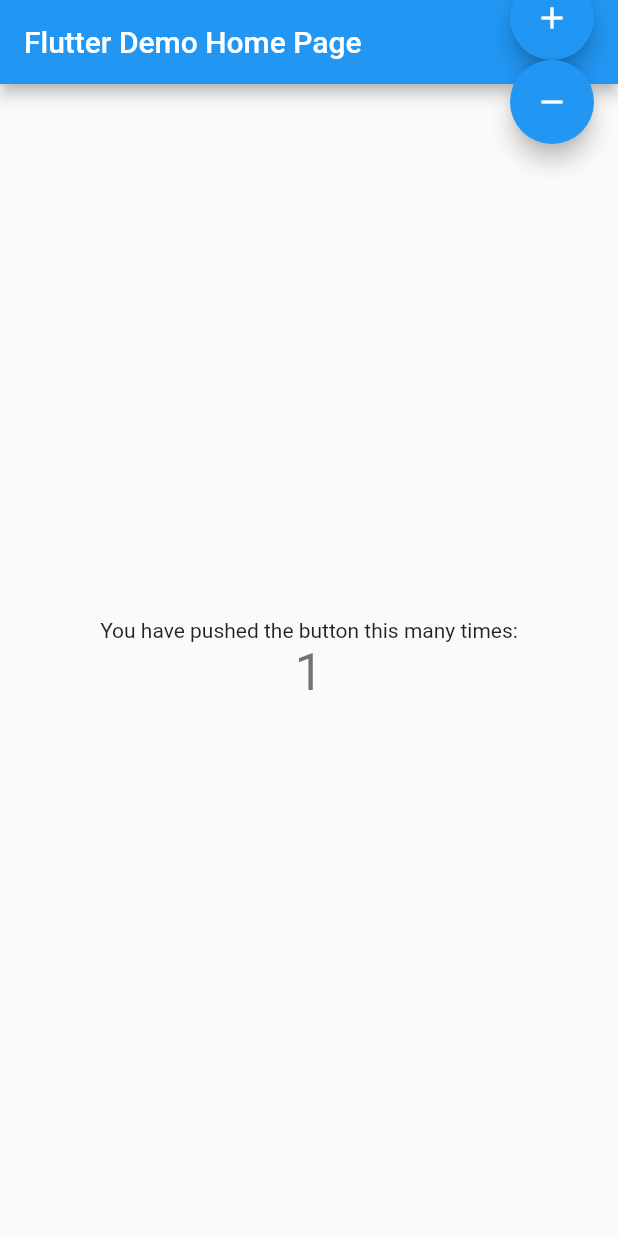
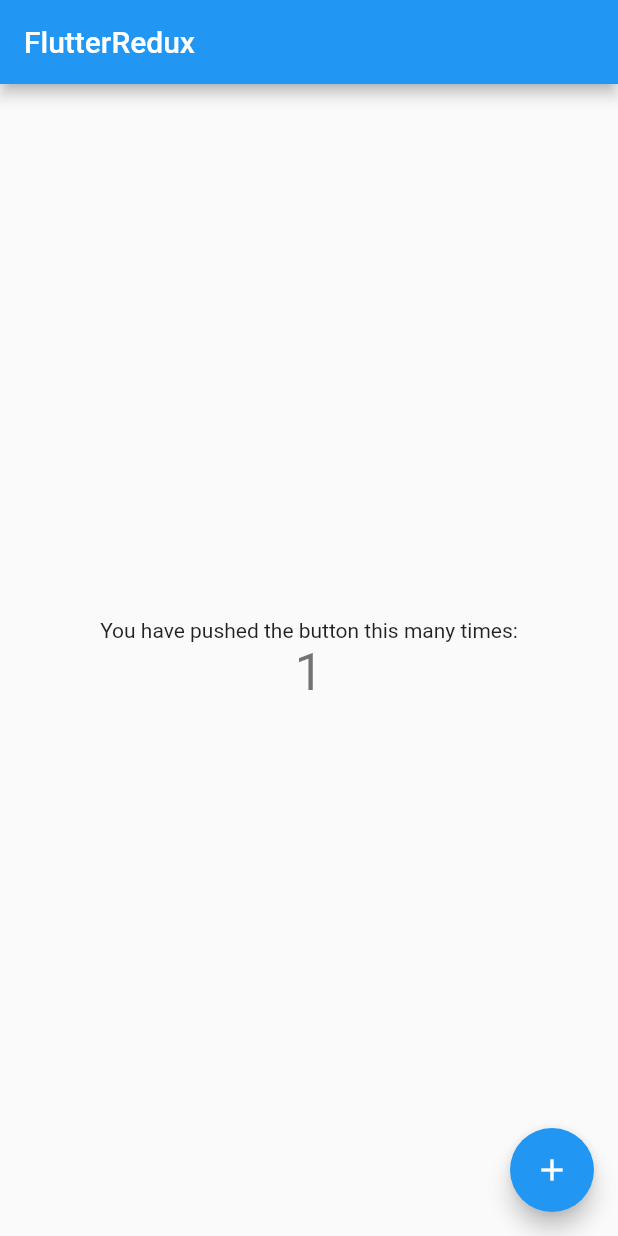
Before and after one commit to ocalvet/flutter_redux, a Flutter app: the screen it shows after launch, after a tap on the "add" icon, on a phone screen of 412 x 824 dp. Run offline on Flutter 3.47's test engine with Material 2 defaults, Android fonts, the phone set to English and light mode, and no system bars; our stand-ins replace flutter_redux, redux.

Commit message:
Some refactor

```diff
--- a/lib/main.dart
+++ b/lib/main.dart
@@ -5,19 +5,21 @@ import 'package:flutter_redux/flutter_redux.dart';
 enum Actions { Increment, Decrement }
 
 int counterReducer(int state, dynamic action) {
-  if (action == Actions.Increment) {
-    return state + 1;
-  } else if (action == Actions.Decrement) {
-    return  state == 0 ? 0 : state - 1;
+  switch (action) {
+    case Actions.Increment:
+      return state + 1;
+    case Actions.Decrement:
+      return  state == 0 ? 0 : state - 1;
+    default:
+      return state;
   }
-  return state;
 }
 
 void main() {
-  final store = new Store<int>(counterReducer, initialState: 0);
+  final store = Store<int>(counterReducer, initialState: 0);
 
-  runApp(new MyApp(
-    title: 'Flutter Redux Example',
+  runApp(MyApp(
+    title: 'FlutterRedux',
     store: store
   ));
 }
@@ -25,19 +27,17 @@ void main() {
 class MyApp extends StatelessWidget {
   final Store<int> store;
   final String title;
-
   MyApp({Key key, this.store, this.title}) : super(key: key);
-
   @override
   Widget build(BuildContext context) {
-    return new StoreProvider<int>(
+    return StoreProvider<int>(
       store: this.store,
-      child: new MaterialApp(
+      child: MaterialApp(
         title: this.title,
-        theme: new ThemeData(
+        theme: ThemeData(
           primarySwatch: Colors.blue,
         ),
-        home: new MyHomePage(title: 'Flutter Demo Home Page'),
+        home: MyHomePage(title: 'FlutterRedux'),
       )
     );
   }
@@ -46,47 +46,37 @@ class MyApp extends StatelessWidget {
 class MyHomePage extends StatelessWidget {
   final String title;
   MyHomePage({this.title});
-
   @override
   Widget build(BuildContext context) {
-    return new Scaffold(
-      appBar: new AppBar(
-        title: new Text(this.title),
+    return Scaffold(
+      appBar: AppBar(
+        title: Text(this.title),
       ),
-      body: new Center(
-        child: new Column(
+      body: Center(
+        child: Column(
           mainAxisAlignment: MainAxisAlignment.center,
           children: <Widget>[
-            new Text('You have pushed the button this many times:'),
-            new StoreConnector<int, String>(
+            Text('You have pushed the button this many times:'),
+            StoreConnector<int, String>(
                   converter: (store) => store.state.toString(),
                   builder: (context, count) {
-                    return new Text('$count', style: Theme.of(context).textTheme.display1);
+                    return Text('$count', style: Theme.of(context).textTheme.display1);
                   }
             )
           ],
         ),
       ),
-      floatingActionButton:  new StoreConnector<int, ViewModel>(
+      floatingActionButton:  StoreConnector<int, ViewModel>(
         converter: (store) {
           return ViewModel.create(store);
         },
         builder: (context, vm) {
-          return Column(
-            verticalDirection: VerticalDirection.down,
-            children: <Widget>[
+          return
               FloatingActionButton(
                 onPressed: vm.increment,
                 tooltip: 'Increment',
-                child: new Icon(Icons.add),
-              ),
-              FloatingActionButton(
-                onPressed: vm.decrement,
-                tooltip: 'Decrement',
-                child: new Icon(Icons.remove),
-              ),
-            ]
-          );
+                child: Icon(Icons.add),
+              );
         }),
     );
   }
@@ -94,17 +84,13 @@ class MyHomePage extends StatelessWidget {
 
 class ViewModel {
   final Store _store;
-
   ViewModel(this._store);
-
   void increment() {
     this._store.dispatch(Actions.Increment);
   }
-
   void decrement() {
     this._store.dispatch(Actions.Decrement);
   }
-
   factory ViewModel.create(Store store) {
     return ViewModel(store);
   }
```
Also changed, not shown: pubspec.lock, 2 other files.
